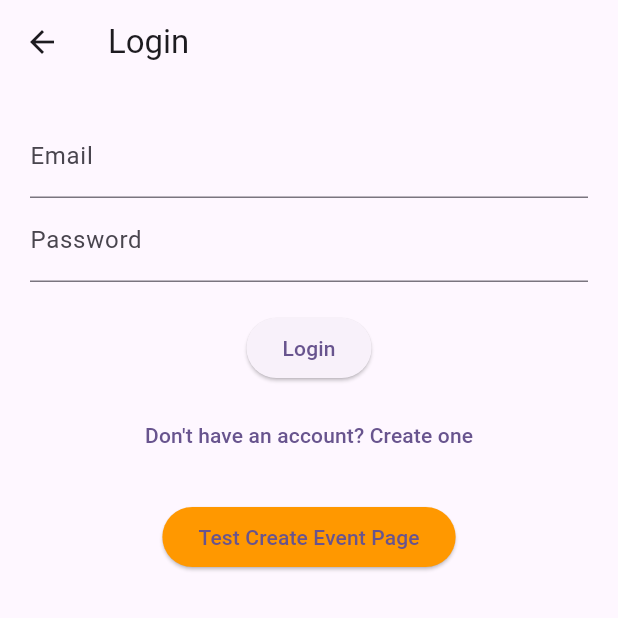
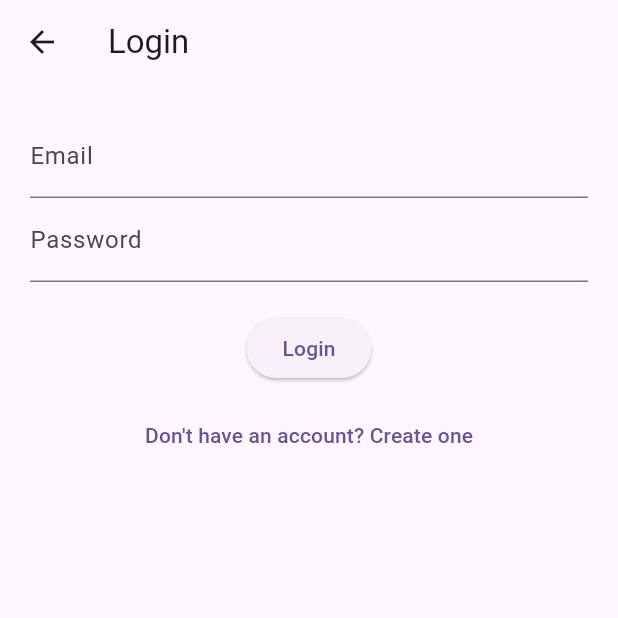
Before and after one commit to davetanjung/uc_event_hubb, a Flutter app: the screen it shows after launch, after a tap on "Log in by Email", on a phone screen of 412 x 824 dp, the top half of it. Run offline on Flutter 3.47's test engine with Material 3 defaults, Android fonts, the phone set to English and light mode, and no system bars; our stand-ins replace firebase_auth, firebase_core, firebase_database, image_picker; accounts and stored records are empty.

Commit message:
hapus button tdk penting

```diff
--- a/lib/view/pages/login_page_view.dart
+++ b/lib/view/pages/login_page_view.dart
@@ -95,13 +95,13 @@ class _LoginPageViewState extends State<LoginPageView> {
               child: const Text("Don't have an account? Create one"),
             ),
             const SizedBox(height: 20),
-            ElevatedButton(
-              onPressed: () {
-                Navigator.pushNamed(context, '/create_event');
-              },
-              style: ElevatedButton.styleFrom(backgroundColor: Colors.orange),
-              child: const Text("Test Create Event Page"),
-            ),
+            // ElevatedButton(
+            //   onPressed: () {
+            //     Navigator.pushNamed(context, '/create_event');
+            //   },
+            //   style: ElevatedButton.styleFrom(backgroundColor: Colors.orange),
+            //   child: const Text("Test Create Event Page"),
+            // ),
           ],
         ),
       ),
```
